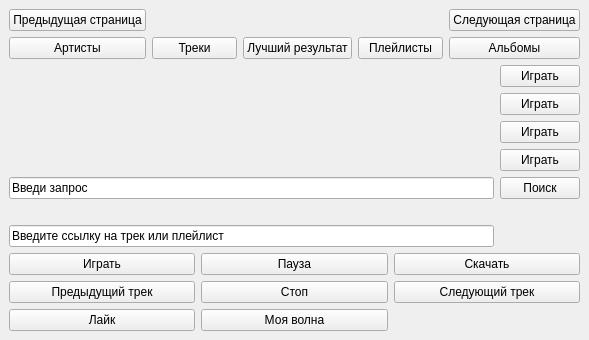
The window that Ui/Main.ui (KirMozor/Yamux) describes before a commit, drawn with Qt 5.
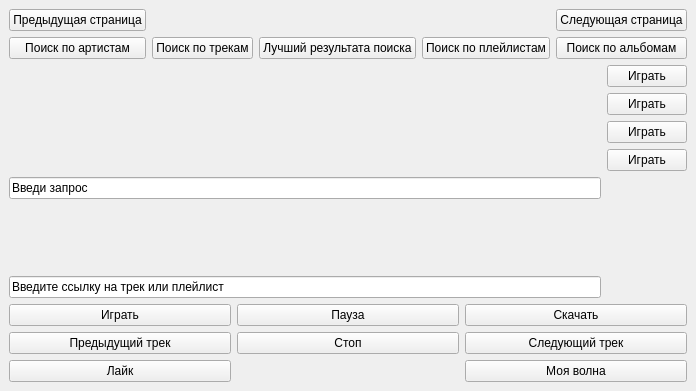
The same window after the commit. Icons and pictures are not drawn.

Commit message: Пофиксил баг и добавил поиск и проигрывание лучшего результата. Баг был в том, что по не понятной причине включался 2 трек параллельно, пофиксил

The edit to the form file:
```diff
--- a/Ui/Main.ui
+++ b/Ui/Main.ui
@@ -6,8 +6,8 @@
    <rect>
     <x>0</x>
     <y>0</y>
-    <width>589</width>
-    <height>339</height>
+    <width>691</width>
+    <height>391</height>
    </rect>
   </property>
   <property name="windowTitle">
@@ -28,13 +28,6 @@
         </property>
        </widget>
       </item>
-      <item row="3" column="3">
-       <widget class="QPushButton" name="push_button_to_my_wave">
-        <property name="text">
-         <string>Моя волна</string>
-        </property>
-       </widget>
-      </item>
       <item row="0" column="5">
        <widget class="QPushButton" name="push_button_to_download">
         <property name="text">
@@ -77,6 +70,13 @@
         </property>
        </widget>
       </item>
+      <item row="3" column="5">
+       <widget class="QPushButton" name="push_button_to_my_wave">
+        <property name="text">
+         <string>Моя волна</string>
+        </property>
+       </widget>
+      </item>
      </layout>
     </item>
     <item row="0" column="0">
@@ -84,7 +84,7 @@
       <item row="1" column="0">
        <widget class="QPushButton" name="push_button_to_search_artists">
         <property name="text">
-         <string>Артисты</string>
+         <string>Поиск по артистам</string>
         </property>
        </widget>
       </item>
@@ -97,13 +97,6 @@
       </item>
       <item row="2" column="0" colspan="5">
        <layout class="QGridLayout" name="gridLayout">
-        <item row="4" column="1">
-         <widget class="QPushButton" name="push_button_to_search">
-          <property name="text">
-           <string>Поиск</string>
-          </property>
-         </widget>
-        </item>
         <item row="3" column="1">
          <widget class="QPushButton" name="push_button_to_select_play4">
           <property name="text">
@@ -193,28 +186,28 @@
       <item row="1" column="1">
        <widget class="QPushButton" name="push_button_to_search_tracks">
         <property name="text">
-         <string>Треки</string>
+         <string>Поиск по трекам</string>
         </property>
        </widget>
       </item>
       <item row="1" column="4">
        <widget class="QPushButton" name="push_button_to_search_albums">
         <property name="text">
-         <string>Альбомы</string>
+         <string>Поиск по альбомам</string>
         </property>
        </widget>
       </item>
       <item row="1" column="3">
        <widget class="QPushButton" name="push_button_to_seach_playlist">
         <property name="text">
-         <string>Плейлисты</string>
+         <string>Поиск по плейлистам</string>
         </property>
        </widget>
       </item>
       <item row="1" column="2">
        <widget class="QPushButton" name="push_button_to_best_result">
         <property name="text">
-         <string>Лучший результат</string>
+         <string>Лучший результата поиска</string>
         </property>
        </widget>
       </item>
```
The commit also changes 1 other file.
